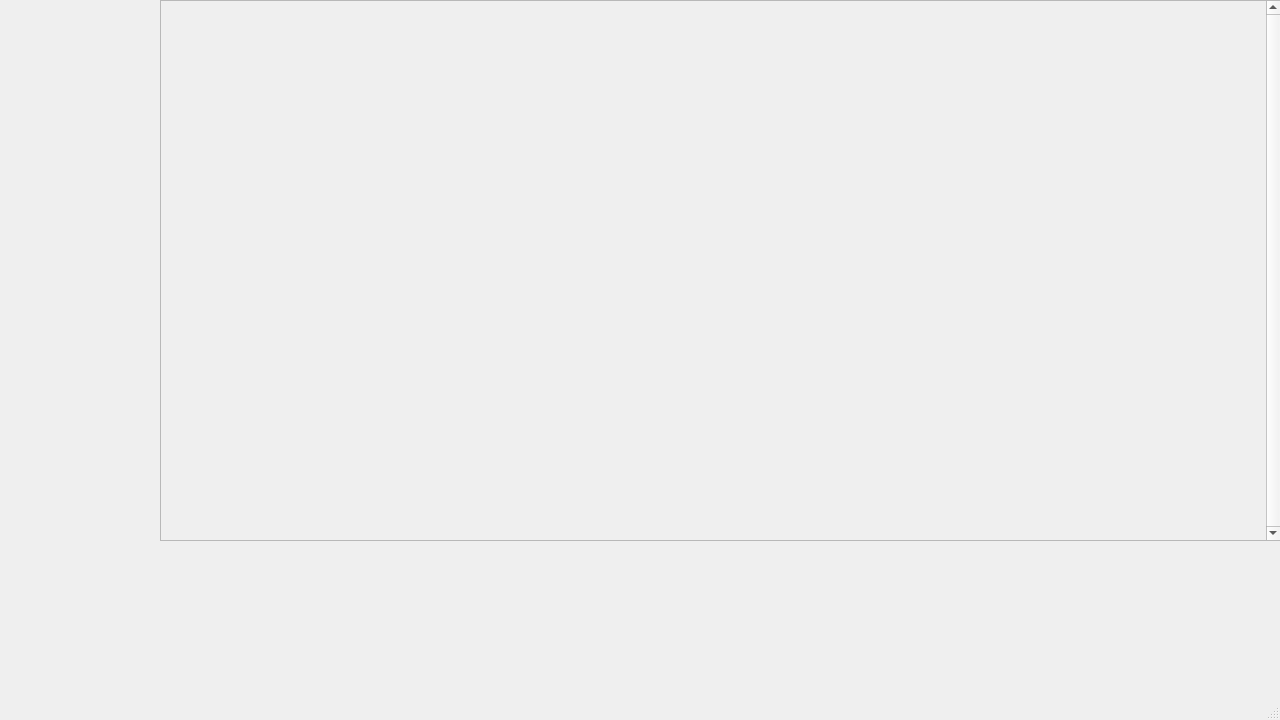
Old version of the form src/mainwindow.ui in the repository Nickswoboda/HEPBuilder.
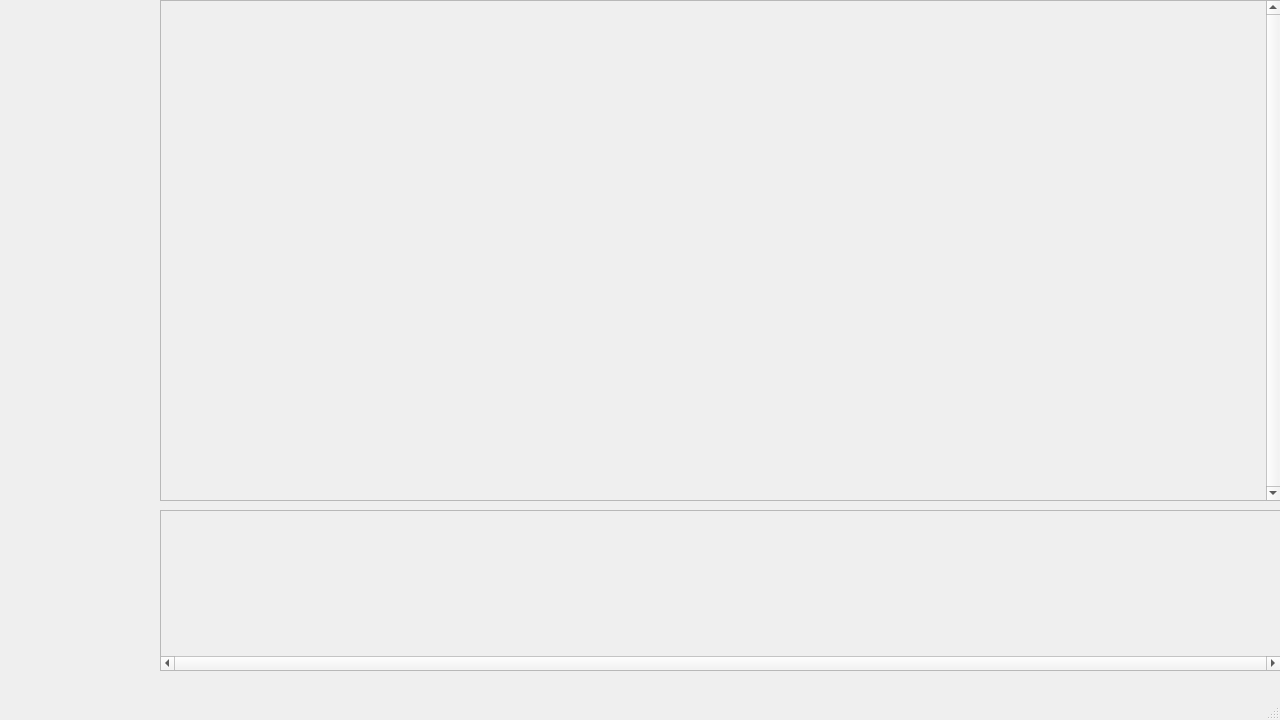
New version of the form.

Commit message:
Add ability to add/remove exercise from routine
Added a routine area/layout to the main window and added a button to
exercises that, when pressed, will move the exercise to routine area.
If pressed when in the routine area, it will be removed and placed back
into the exercise area

What changed in the file:
```diff
--- a/src/mainwindow.ui
+++ b/src/mainwindow.ui
@@ -20,7 +20,7 @@
       <x>160</x>
       <y>0</y>
       <width>1121</width>
-      <height>541</height>
+      <height>501</height>
      </rect>
     </property>
     <property name="verticalScrollBarPolicy">
@@ -38,7 +38,33 @@
        <x>0</x>
        <y>0</y>
        <width>1102</width>
-       <height>539</height>
+       <height>499</height>
+      </rect>
+     </property>
+    </widget>
+   </widget>
+   <widget class="QScrollArea" name="routine_area">
+    <property name="geometry">
+     <rect>
+      <x>160</x>
+      <y>510</y>
+      <width>1121</width>
+      <height>161</height>
+     </rect>
+    </property>
+    <property name="horizontalScrollBarPolicy">
+     <enum>Qt::ScrollBarAlwaysOn</enum>
+    </property>
+    <property name="widgetResizable">
+     <bool>true</bool>
+    </property>
+    <widget class="QWidget" name="scrollAreaWidgetContents_2">
+     <property name="geometry">
+      <rect>
+       <x>0</x>
+       <y>0</y>
+       <width>1119</width>
+       <height>142</height>
       </rect>
      </property>
     </widget>
```
The commit also changes 10 other files.
